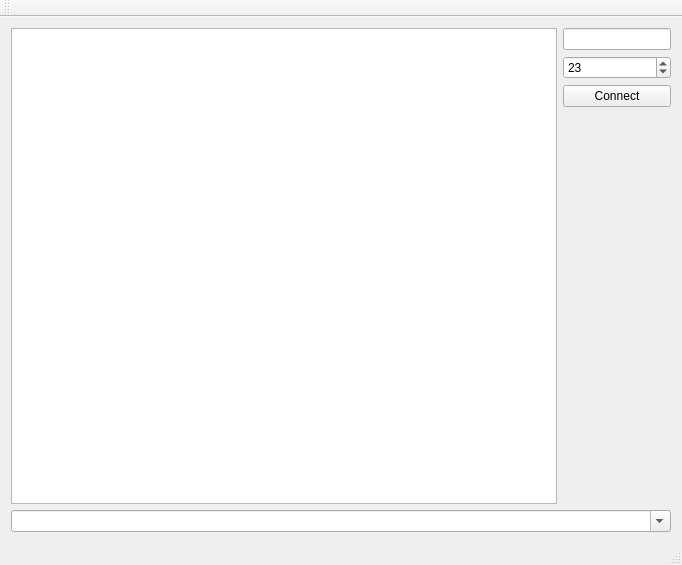
Before: the Qt Designer form codesets/module/telnet/QTelnetTester.ui in weilaidb/codetools, drawn with Qt 5.
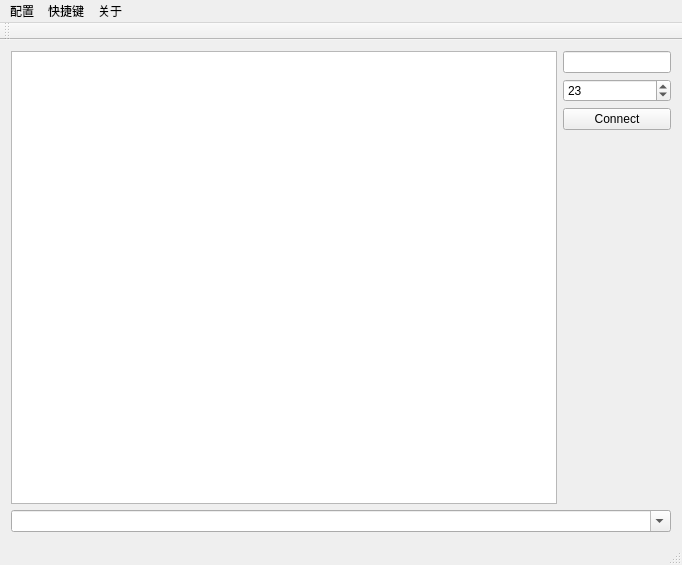
After: the same form once the commit is applied. Custom widgets are drawn as their Qt base class.

Commit message: 添加快捷键 1.聚焦到命令行 2.清空命令行

```diff
--- a/codesets/module/telnet/QTelnetTester.ui
+++ b/codesets/module/telnet/QTelnetTester.ui
@@ -85,9 +85,33 @@
      <x>0</x>
      <y>0</y>
      <width>682</width>
-     <height>26</height>
+     <height>23</height>
     </rect>
    </property>
+   <widget class="QMenu" name="menuFiile">
+    <property name="title">
+     <string>配置</string>
+    </property>
+    <addaction name="action"/>
+    <addaction name="action_2"/>
+    <addaction name="action_3"/>
+   </widget>
+   <widget class="QMenu" name="menu">
+    <property name="title">
+     <string>快捷键</string>
+    </property>
+    <addaction name="action_focus_to_cmd"/>
+    <addaction name="action_clear_cmd"/>
+   </widget>
+   <widget class="QMenu" name="menu_2">
+    <property name="title">
+     <string>关于</string>
+    </property>
+    <addaction name="action_4"/>
+   </widget>
+   <addaction name="menuFiile"/>
+   <addaction name="menu"/>
+   <addaction name="menu_2"/>
   </widget>
   <widget class="QToolBar" name="mainToolBar">
    <attribute name="toolBarArea">
```
Left out of the diff: 36 changed lines with no effect on the pictures. The commit also changes 4 other files.
